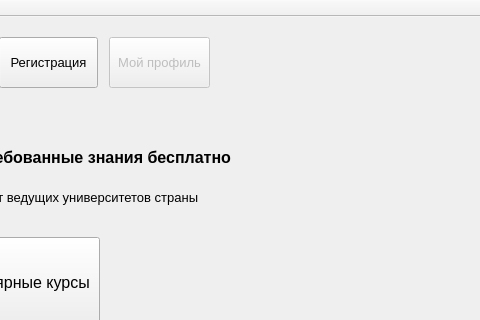
The window that mainwindow.ui (Faridik/Courses) describes before a commit, drawn with Qt 5; both pictures show x 171 to 651 and y 0 to 320 of the 651 by 405 pixel window.
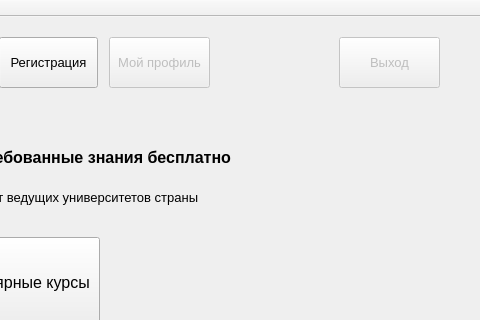
The same window after the commit.

What changed in the file:
```diff
--- a/mainwindow.ui
+++ b/mainwindow.ui
@@ -134,6 +134,30 @@
      <string>Пройдите курсы от ведущих университетов страны </string>
     </property>
    </widget>
+   <widget class="QPushButton" name="exitButton">
+    <property name="enabled">
+     <bool>false</bool>
+    </property>
+    <property name="geometry">
+     <rect>
+      <x>510</x>
+      <y>20</y>
+      <width>101</width>
+      <height>51</height>
+     </rect>
+    </property>
+    <property name="font">
+     <font>
+      <pointsize>10</pointsize>
+     </font>
+    </property>
+    <property name="text">
+     <string>Выход</string>
+    </property>
+    <property name="flat">
+     <bool>false</bool>
+    </property>
+   </widget>
   </widget>
   <widget class="QMenuBar" name="menuBar">
    <property name="geometry">
```
Left out of the diff: 2 changed lines with no effect on the pictures.
